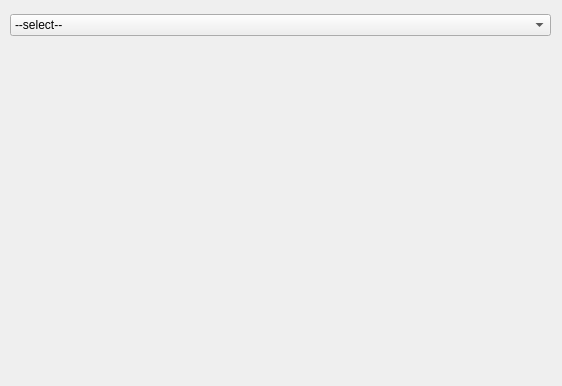
Qt form ui/mapwindow.ui (epifanio/planetsasha) before a commit.
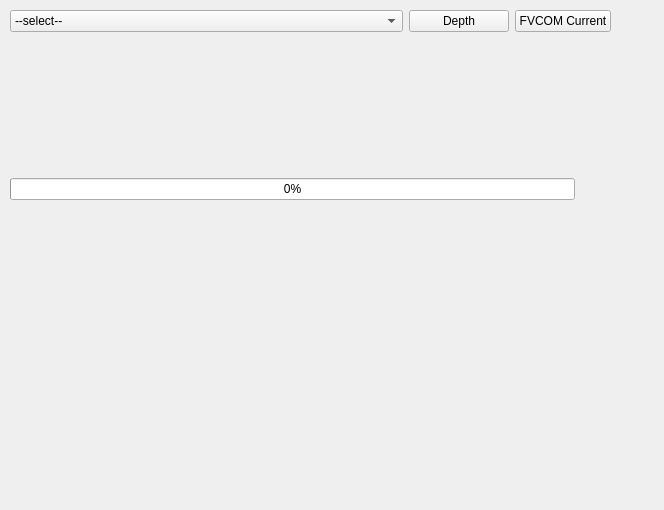
The same form after that commit. Icons and pictures are not drawn.

Commit message: added progressbar for viewer, seperate plots for depth and FVCOM current Speed. TODO: mutlithreading

The edit to the form file:
```diff
--- a/ui/mapwindow.ui
+++ b/ui/mapwindow.ui
@@ -6,8 +6,8 @@
    <rect>
     <x>0</x>
     <y>0</y>
-    <width>562</width>
-    <height>386</height>
+    <width>664</width>
+    <height>510</height>
    </rect>
   </property>
   <property name="sizePolicy">
@@ -24,24 +24,111 @@
     <rect>
      <x>10</x>
      <y>10</y>
-     <width>541</width>
-     <height>31</height>
+     <width>601</width>
+     <height>331</height>
     </rect>
    </property>
    <layout class="QVBoxLayout" name="verticalLayout">
     <item>
-     <widget class="QComboBox" name="cmbDataset">
+     <layout class="QHBoxLayout" name="horizontalLayout">
       <item>
-       <property name="text">
-        <string>--select--</string>
-       </property>
+       <widget class="QComboBox" name="cmbDataset">
+        <property name="sizePolicy">
+         <sizepolicy hsizetype="Minimum" vsizetype="Fixed">
+          <horstretch>0</horstretch>
+          <verstretch>0</verstretch>
+         </sizepolicy>
+        </property>
+        <item>
+         <property name="text">
+          <string>--select--</string>
+         </property>
+        </item>
+        <item>
+         <property name="text">
+          <string>fvcom/hindcasts/30yr_gom3</string>
+         </property>
+        </item>
+       </widget>
       </item>
       <item>
-       <property name="text">
-        <string>http://www.smast.umassd.edu:8080/thredds/dodsC/FVCOM/NECOFS/Forecasts/NECOFS_FVCOM_OCEAN_MASSBAY_FORECAST.nc</string>
-       </property>
+       <widget class="QPushButton" name="btDepth">
+        <property name="sizePolicy">
+         <sizepolicy hsizetype="Maximum" vsizetype="Maximum">
+          <horstretch>0</horstretch>
+          <verstretch>0</verstretch>
+         </sizepolicy>
+        </property>
+        <property name="minimumSize">
+         <size>
+          <width>100</width>
+          <height>0</height>
+         </size>
+        </property>
+        <property name="text">
+         <string>Depth</string>
+        </property>
+       </widget>
       </item>
-     </widget>
+      <item>
+       <widget class="QPushButton" name="btCurrent">
+        <property name="sizePolicy">
+         <sizepolicy hsizetype="Fixed" vsizetype="Fixed">
+          <horstretch>0</horstretch>
+          <verstretch>0</verstretch>
+         </sizepolicy>
+        </property>
+        <property name="text">
+         <string>FVCOM Current</string>
+        </property>
+       </widget>
+      </item>
+     </layout>
+    </item>
+    <item>
+     <layout class="QHBoxLayout" name="horizontalLayout_3">
+      <item>
+       <widget class="QProgressBar" name="progressBar">
+        <property name="styleSheet">
+         <string notr="true">background-image: url(:/icons/icons/loading.gif);</string>
+        </property>
+        <property name="value">
+         <number>0</number>
+        </property>
+        <property name="invertedAppearance">
+         <bool>false</bool>
+        </property>
+       </widget>
+      </item>
+      <item>
+       <widget class="QLabel" name="lbLoading">
+        <property name="sizePolicy">
+         <sizepolicy hsizetype="Maximum" vsizetype="Preferred">
+          <horstretch>0</horstretch>
+          <verstretch>0</verstretch>
+         </sizepolicy>
+        </property>
+        <property name="minimumSize">
+         <size>
+          <width>30</width>
+          <height>0</height>
+         </size>
+        </property>
+        <property name="maximumSize">
+         <size>
+          <width>30</width>
+          <height>16777215</height>
+         </size>
+        </property>
+        <property name="text">
+         <string/>
+        </property>
+        <property name="pixmap">
+         <pixmap resource="../gui/resources.qrc">:/icons/icons/loading.gif</pixmap>
+        </property>
+       </widget>
+      </item>
+     </layout>
     </item>
    </layout>
   </widget>
```
Left out of the diff: 10 changed lines with no effect on the pictures. The commit also changes 5 other files.
